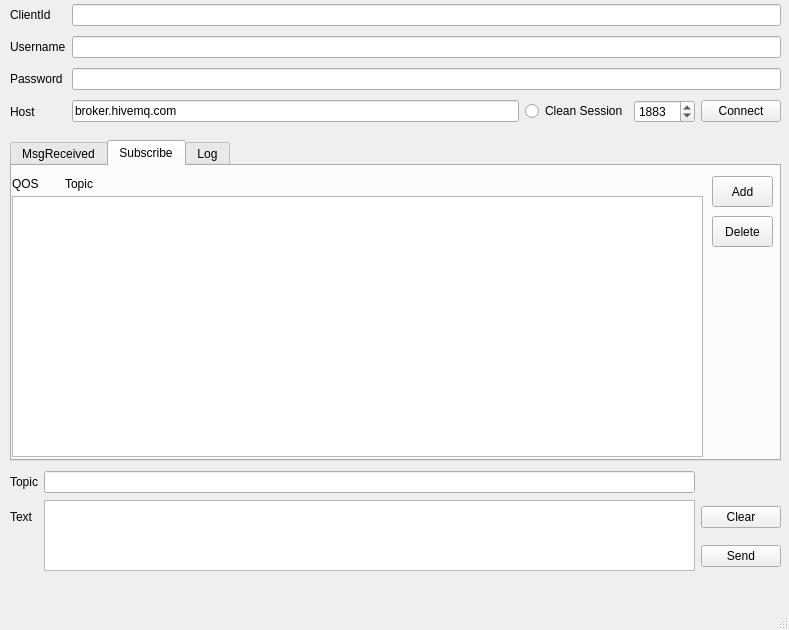
The window that mqttwindow.ui (wwhai/iothub-device-inspect-tool) describes before a commit, drawn with Qt 5.
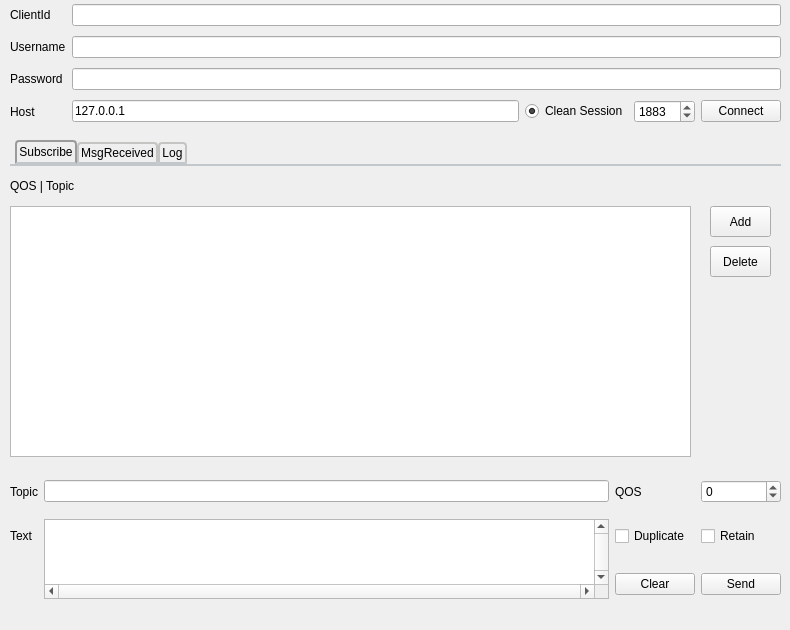
The same window after the commit. The open tabs and pages were chosen to show the change.

```diff
--- a/mqttwindow.ui
+++ b/mqttwindow.ui
@@ -6,7 +6,7 @@
    <rect>
     <x>0</x>
     <y>0</y>
-    <width>789</width>
+    <width>790</width>
     <height>630</height>
    </rect>
   </property>
@@ -40,6 +40,9 @@
      </item>
      <item row="3" column="4">
       <widget class="QPushButton" name="connectButton">
+       <property name="styleSheet">
+        <string notr="true"/>
+       </property>
        <property name="text">
         <string>Connect</string>
        </property>
@@ -64,7 +67,7 @@
      <item row="3" column="1">
       <widget class="QLineEdit" name="hostEdit">
        <property name="text">
-        <string>broker.hivemq.com</string>
+        <string>127.0.0.1</string>
        </property>
       </widget>
      </item>
@@ -90,9 +93,15 @@
      </item>
      <item row="3" column="2">
       <widget class="QRadioButton" name="cleanSessionRadio">
+       <property name="autoFillBackground">
+        <bool>true</bool>
+       </property>
        <property name="text">
         <string>Clean Session</string>
        </property>
+       <property name="checked">
+        <bool>true</bool>
+       </property>
       </widget>
      </item>
     </layout>
@@ -103,30 +112,10 @@
       <x>10</x>
       <y>470</y>
       <width>771</width>
-      <height>103</height>
+      <height>141</height>
      </rect>
     </property>
     <layout class="QGridLayout" name="gridLayout_2">
-     <item row="2" column="2">
-      <widget class="QPushButton" name="pushButton_2">
-       <property name="text">
-        <string>Send</string>
-       </property>
-      </widget>
-     </item>
-     <item row="1" column="1" rowspan="2">
-      <widget class="QTextEdit" name="textEdit"/>
-     </item>
-     <item row="0" column="1">
-      <widget class="QLineEdit" name="lineEdit_5"/>
-     </item>
-     <item row="1" column="2">
-      <widget class="QPushButton" name="pushButton">
-       <property name="text">
-        <string>Clear</string>
-       </property>
-      </widget>
-     </item>
      <item row="0" column="0">
       <widget class="QLabel" name="label_5">
        <property name="text">
@@ -134,13 +123,77 @@
        </property>
       </widget>
      </item>
-     <item row="1" column="0">
+     <item row="3" column="3">
+      <widget class="QPushButton" name="publishMsgButton">
+       <property name="text">
+        <string>Send</string>
+       </property>
+      </widget>
+     </item>
+     <item row="0" column="1">
+      <widget class="QLineEdit" name="publishTopicEdit"/>
+     </item>
+     <item row="2" column="1" rowspan="2">
+      <widget class="QTextEdit" name="pubMsgEdit">
+       <property name="verticalScrollBarPolicy">
+        <enum>Qt::ScrollBarAlwaysOn</enum>
+       </property>
+       <property name="horizontalScrollBarPolicy">
+        <enum>Qt::ScrollBarAlwaysOn</enum>
+       </property>
+       <property name="acceptRichText">
+        <bool>false</bool>
+       </property>
+      </widget>
+     </item>
+     <item row="0" column="2">
+      <widget class="QLabel" name="label_8">
+       <property name="text">
+        <string>QOS</string>
+       </property>
+      </widget>
+     </item>
+     <item row="2" column="0">
       <widget class="QLabel" name="label_6">
        <property name="text">
         <string>Text</string>
        </property>
       </widget>
      </item>
+     <item row="0" column="3">
+      <widget class="QSpinBox" name="publishQosSpin">
+       <property name="wrapping">
+        <bool>true</bool>
+       </property>
+       <property name="readOnly">
+        <bool>false</bool>
+       </property>
+       <property name="maximum">
+        <number>2</number>
+       </property>
+      </widget>
+     </item>
+     <item row="3" column="2">
+      <widget class="QPushButton" name="clearContentButton">
+       <property name="text">
+        <string>Clear</string>
+       </property>
+      </widget>
+     </item>
+     <item row="2" column="2">
+      <widget class="QCheckBox" name="dupCheck">
+       <property name="text">
+        <string>Duplicate</string>
+       </property>
+      </widget>
+     </item>
+     <item row="2" column="3">
+      <widget class="QCheckBox" name="retainCheck">
+       <property name="text">
+        <string>Retain</string>
+       </property>
+      </widget>
+     </item>
     </layout>
    </widget>
    <widget class="QWidget" name="gridLayoutWidget_3">
@@ -155,30 +208,48 @@
     <layout class="QGridLayout" name="gridLayout_3">
      <item row="0" column="1">
       <widget class="QTabWidget" name="logTab">
+       <property name="styleSheet">
+        <string notr="true">QTabWidget::pane { /* The tab widget frame */
+    border-top: 2px solid #C2C7CB;
+}
+
+QTabWidget::tab-bar {
+    left: 5px; /* move to the right by 5px */
+}
+
+/* Style the tab using the tab sub-control. Note that
+    it reads QTabBar _not_ QTabWidget */
+QTabBar::tab {
+    background: qlineargradient(x1: 0, y1: 0, x2: 0, y2: 1,
+                                stop: 0 #E1E1E1, stop: 0.4 #DDDDDD,
+                                stop: 0.5 #D8D8D8, stop: 1.0 #D3D3D3);
+    border: 2px solid #C4C4C3;
+    border-bottom-color: #C2C7CB; /* same as the pane color */
+    border-top-left-radius: 4px;
+    border-top-right-radius: 4px;
+    min-width: 8ex;
+    padding: 2px;
+	color: rgb(0, 0, 0);
+}
+
+QTabBar::tab:selected, QTabBar::tab:hover {
+    background: qlineargradient(x1: 0, y1: 0, x2: 0, y2: 1,
+                                stop: 0 #fafafa, stop: 0.4 #f4f4f4,
+                                stop: 0.5 #e7e7e7, stop: 1.0 #fafafa);
+}
+
+QTabBar::tab:selected {
+    border-color: #9B9B9B;
+    border-bottom-color: #C2C7CB; /* same as pane color */
+}
+
+QTabBar::tab:!selected {
+    margin-top: 2px; /* make non-selected tabs look smaller */
+}</string>
+       </property>
        <property name="currentIndex">
-        <number>2</number>
+        <number>0</number>
        </property>
-       <widget class="QWidget" name="msgReceivedTab">
-        <attribute name="title">
-         <string>MsgReceived</string>
-        </attribute>
-        <widget class="QTextBrowser" name="msgTextBrowser">
-         <property name="geometry">
-          <rect>
-           <x>0</x>
-           <y>0</y>
-           <width>769</width>
-           <height>319</height>
-          </rect>
-         </property>
-         <property name="verticalScrollBarPolicy">
-          <enum>Qt::ScrollBarAlwaysOn</enum>
-         </property>
-         <property name="horizontalScrollBarPolicy">
-          <enum>Qt::ScrollBarAlwaysOn</enum>
-         </property>
-        </widget>
-       </widget>
        <widget class="QWidget" name="subscribeTab">
         <attribute name="title">
          <string>Subscribe</string>
@@ -187,49 +258,31 @@
          <property name="geometry">
           <rect>
            <x>0</x>
-           <y>30</y>
-           <width>691</width>
-           <height>261</height>
+           <y>40</y>
+           <width>681</width>
+           <height>251</height>
           </rect>
          </property>
          <property name="styleSheet">
-          <string notr="true">QListView 
-{
-      show-decoration-selected: 1;
+          <string notr="true">QListView {
+	font: 12pt &quot;Arial&quot;;
 }
- 
-QListView::item:alternate 
-{
-      background: #EEEEEE;
+
+QListView::item {
+    background-color: #8CF6FF;
+    color: #000000;
+    border-bottom: 1px solid #dbdbdb;
+    padding: 8px;
 }
- 
-QListView::item:selected 
-{
-      border: 1px solid #6a6ea9;
+
+QListView::item:hover {
+    background-color: #25F4CB;
 }
- 
-QListView::item:selected:!active 
-{
-      background: qlineargradient(x1: 0, y1: 0, x2: 0, y2: 1,
-                                  stop: 0 #ABAFE5, stop: 1 #8588B2);
-}
- 
-QListView::item:selected:active
-{
-      background: qlineargradient(x1: 0, y1: 0, x2: 0, y2: 1,
-                                  stop: 0 #6a6ea9, stop: 1 #888dd9);
-}
- 
-QListView::item:hover
-{
-      background: qlineargradient(x1: 0, y1: 0, x2: 0, y2: 1,
-                                  stop: 0 #FAFBFE, stop: 1 #DCDEF1);
-}
 
-QListWidget#listWidget
-{
-    alternate-background-color:blue;background:yellow
-}</string>
+QListView::item:selected {
+    border-left: 5px solid #1BCFAB;
+}
+</string>
          </property>
          <property name="editTriggers">
           <set>QAbstractItemView::NoEditTriggers</set>
@@ -242,7 +295,7 @@
          <property name="geometry">
           <rect>
            <x>700</x>
-           <y>10</y>
+           <y>40</y>
            <width>61</width>
            <height>31</height>
           </rect>
@@ -255,7 +308,7 @@
          <property name="geometry">
           <rect>
            <x>700</x>
-           <y>50</y>
+           <y>80</y>
            <width>61</width>
            <height>31</height>
           </rect>
@@ -269,12 +322,51 @@
           <rect>
            <x>0</x>
            <y>10</y>
-           <width>191</width>
-           <height>16</height>
+           <width>101</width>
+           <height>20</height>
           </rect>
          </property>
+         <property name="styleSheet">
+          <string notr="true">font: 10pt &quot;Arial&quot;;</string>
+         </property>
          <property name="text">
-          <string>QOS        Topic</string>
+          <string>QOS | Topic</string>
+         </property>
+         <property name="textFormat">
+          <enum>Qt::PlainText</enum>
+         </property>
+        </widget>
+       </widget>
+       <widget class="QWidget" name="msgReceivedTab">
+        <attribute name="title">
+         <string>MsgReceived</string>
+        </attribute>
+        <widget class="QTextBrowser" name="msgTextBrowser">
+         <property name="geometry">
+          <rect>
+           <x>0</x>
+           <y>0</y>
+           <width>769</width>
+           <height>291</height>
+          </rect>
+         </property>
+         <property name="contextMenuPolicy">
+          <enum>Qt::CustomContextMenu</enum>
+         </property>
+         <property name="styleSheet">
+          <string notr="true">QTextBrowser
+{
+    show-decoration-selected: 1;
+	color: rgb(85, 255, 0);
+	background-color: rgb(0, 0, 0);
+	border-color: rgb(85, 255, 127);
+}</string>
+         </property>
+         <property name="verticalScrollBarPolicy">
+          <enum>Qt::ScrollBarAlwaysOn</enum>
+         </property>
+         <property name="horizontalScrollBarPolicy">
+          <enum>Qt::ScrollBarAlwaysOn</enum>
          </property>
         </widget>
        </widget>
@@ -285,12 +377,21 @@
         <widget class="QTextBrowser" name="logTextBrowser">
          <property name="geometry">
           <rect>
-           <x>10</x>
+           <x>0</x>
            <y>0</y>
-           <width>751</width>
+           <width>771</width>
            <height>291</height>
           </rect>
          </property>
+         <property name="styleSheet">
+          <string notr="true">QTextBrowser
+{
+    show-decoration-selected: 1;
+	color: rgb(85, 255, 0);
+	background-color: rgb(0, 0, 0);
+	border-color: rgb(85, 255, 127);
+}</string>
+         </property>
          <property name="verticalScrollBarPolicy">
           <enum>Qt::ScrollBarAlwaysOn</enum>
          </property>
@@ -304,17 +405,6 @@
     </layout>
    </widget>
   </widget>
-  <widget class="QMenuBar" name="menubar">
-   <property name="geometry">
-    <rect>
-     <x>0</x>
-     <y>0</y>
-     <width>789</width>
-     <height>22</height>
-    </rect>
-   </property>
-  </widget>
-  <widget class="QStatusBar" name="statusbar"/>
  </widget>
  <resources/>
  <connections/>
```
